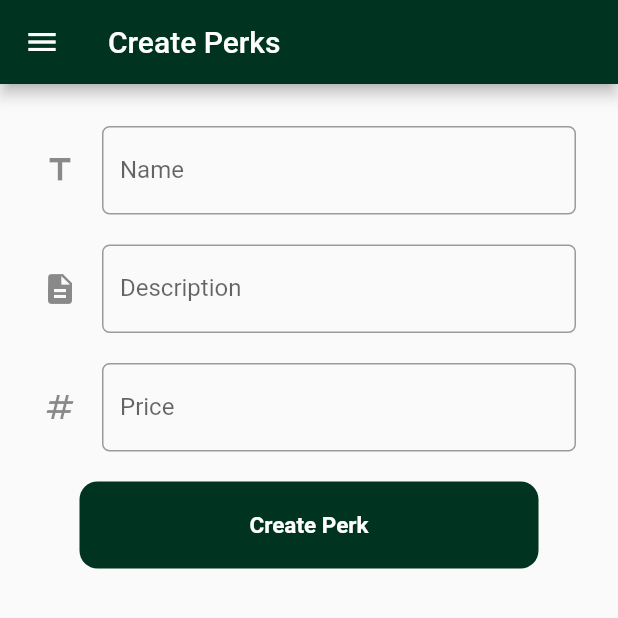
After one commit to arkanalexei/scrap.py-mobile, a Flutter app: the CreatePerks screen opened directly, on a phone screen of 412 x 824 dp, the top half of it. The commit adds this screen. Run offline on Flutter 3.47's test engine with Material 2 defaults, Android fonts, the phone set to English and light mode, and no system bars; our stand-ins replace pie_chart; missing offline and left inert: pbp_django_auth.

Commit message:
tukarpoin

```diff
--- a/lib/main.dart
+++ b/lib/main.dart
@@ -114,6 +114,9 @@ class _MyHomePageState extends State<MyHomePage> {
                     child: PieChart(
                       dataMap: context.watch<UserProvider>().getDataMap,
                       chartRadius: MediaQuery.of(context).size.width / 2.4,
+                      legendOptions: LegendOptions(
+                        legendPosition: LegendPosition.bottom
+                      ),
                     ),
                   ),
                 ],
--- /dev/null
+++ b/lib/model/perks.dart
@@ -0,0 +1,57 @@
+// To parse this JSON data, do
+//
+//     final perks = perksFromJson(jsonString);
+
+import 'dart:convert';
+
+List<Perks> perksFromJson(String str) => List<Perks>.from(json.decode(str).map((x) => Perks.fromJson(x)));
+
+String perksToJson(List<Perks> data) => json.encode(List<dynamic>.from(data.map((x) => x.toJson())));
+
+class Perks {
+    Perks({
+        required this.model,
+        required this.pk,
+        required this.fields,
+    });
+
+    String model;
+    int pk;
+    Fields fields;
+
+    factory Perks.fromJson(Map<String, dynamic> json) => Perks(
+        model: json["model"],
+        pk: json["pk"],
+        fields: Fields.fromJson(json["fields"]),
+    );
+
+    Map<String, dynamic> toJson() => {
+        "model": model,
+        "pk": pk,
+        "fields": fields.toJson(),
+    };
+}
+
+class Fields {
+    Fields({
+        required this.nama,
+        required this.deskripsi,
+        required this.harga,
+    });
+
+    String nama;
+    String deskripsi;
+    int harga;
+
+    factory Fields.fromJson(Map<String, dynamic> json) => Fields(
+        nama: json["nama"],
+        deskripsi: json["deskripsi"],
+        harga: json["harga"],
+    );
+
+    Map<String, dynamic> toJson() => {
+        "nama": nama,
+        "deskripsi": deskripsi,
+        "harga": harga,
+    };
+}
--- /dev/null
+++ b/lib/pages/tukarpoin/createPerks.dart
@@ -0,0 +1,224 @@
+
+
+// import 'dart:ffi';
+
+import 'package:intl/intl.dart';
+import 'package:flutter/material.dart';
+import 'package:scrappy/main.dart';
+import 'package:flutter/services.dart';
+import 'package:scrappy/drawer.dart';
+import 'package:provider/provider.dart';
+import 'package:pbp_django_auth/pbp_django_auth.dart';
+import 'package:scrappy/pages/news/newsList.dart';
+import 'package:scrappy/pages/tukarpoin/redeem.dart';
+
+
+class CreatePerks extends StatefulWidget {
+  const CreatePerks({super.key});
+  @override
+  State<CreatePerks> createState() => _CreatePerksState();
+}
+
+class _CreatePerksState extends State<CreatePerks> {
+  final _formKey = GlobalKey<FormState>();
+  String _nama = "";
+  String _deskripsi = "";
+  String _harga = "";
+
+  @override
+  Widget build(BuildContext context) {
+    final request = context.watch<CookieRequest>();
+    return Scaffold(
+      appBar: AppBar(
+        title: Text('Create Perks'),
+        backgroundColor: Color(0xFF003320),
+      ),
+
+      // Menambahkan drawer menu
+      drawer: PublicDrawer(),
+
+      body: Form(
+        key: _formKey,
+        child: SingleChildScrollView(
+          child: Container(
+            padding: const EdgeInsets.all(20.0),
+            child: Column(
+              children: [
+                Padding(
+                  // Menggunakan padding sebesar 8 pixels
+                  padding: const EdgeInsets.all(8.0),
+                  child: Column(
+                    children: [
+                      TextFormField(
+                        decoration: InputDecoration(
+                          hintText: "Name",
+                          labelText: "Name",
+                          // Menambahkan icon agar lebih intuitif
+                          icon: const Icon(Icons.title),
+                          // Menambahkan circular border agar lebih rapi
+                          border: OutlineInputBorder(
+                            borderRadius: BorderRadius.circular(5.0),
+                          ),
+                        ),
+                        // Menambahkan behavior saat nama diketik
+                        onChanged: (String? value) {
+                          setState(() {
+                            _nama = value!;
+                          });
+                        },
+                        // Menambahkan behavior saat data disimpan
+                        onSaved: (String? value) {
+                          setState(() {
+                            _nama = value!;
+                          });
+                        },
+                        // Validator sebagai validasi form
+                        validator: (String? value) {
+                          if (value == null || value.isEmpty) {
+                            return 'Name can not be empty!';
+                          }
+                          return null;
+                        },
+                      ),
+                      const SizedBox(height: 20.0),
+                      TextFormField(
+                        maxLines: null,
+                        keyboardType: TextInputType.multiline,
+                        decoration: InputDecoration(
+                          hintText: "Description",
+                          labelText: "Description",
+                          // Menambahkan icon agar lebih intuitif
+                          icon: const Icon(Icons.description),
+                          // Menambahkan circular border agar lebih rapi
+                          border: OutlineInputBorder(
+                            borderRadius: BorderRadius.circular(5.0),
+                          ),
+                        ),
+                        // Menambahkan behavior saat nama diketik
+                        onChanged: (String? value) {
+                          // String _nominal = _nominalController.text;
+                          // int.parse(_nominal);
+                          setState(() {
+                            _deskripsi = value!;
+                          });
+                        },
+                        // Menambahkan behavior saat data disimpan
+                        onSaved: (String? value) {
+                          // String _nominal = _nominalController.text;
+                          // int.parse(_nominal);
+                          setState(() {
+                            _deskripsi = value!;
+                          });
+                        },
+                        // Validator sebagai validasi form
+                        validator: (String? value) {
+                          if (value == null || value.isEmpty) {
+                            return 'Description can not be empty!';
+                          }
+                          return null;
+                        },
+                      ),
+
+                      const SizedBox(height: 20.0),
+
+                      TextFormField(
+                        keyboardType: TextInputType.number,
+                        inputFormatters: <TextInputFormatter>[
+                          FilteringTextInputFormatter.digitsOnly
+                        ],
+                        decoration: InputDecoration(
+                          hintText: "Price",
+                          labelText: "Price",
+                          // Menambahkan icon agar lebih intuitif
+                          icon: const Icon(Icons.numbers),
+                          // Menambahkan circular border agar lebih rapi
+                          border: OutlineInputBorder(
+                            borderRadius: BorderRadius.circular(5.0),
+                          ),
+                        ),
+                        // Menambahkan behavior saat nama diketik
+                        onChanged: (String? value) {
+                          // String _nominal = _nominalController.text;
+                          // int.parse(_nominal);
+                          setState(() {
+                            _harga = value!;
+                          });
+                        },
+                        // Menambahkan behavior saat data disimpan
+                        onSaved: (String? value) {
+                          // String _nominal = _nominalController.text;
+                          // int.parse(_nominal);
+                          setState(() {
+                            _harga = value!;
+                          });
+                        },
+                        // Validator sebagai validasi form
+                        validator: (String? value) {
+                          if (value == null || value.isEmpty) {
+                            return 'Nominal tidak boleh kosong!';
+                          }
+                          return null;
+                        },
+                      ),
+
+
+                      const SizedBox(height: 20.0),
+                      Padding(
+                        padding: const EdgeInsets.symmetric(horizontal: 25),
+                        child: Container(
+                          padding: EdgeInsets.all(5),
+                          decoration: BoxDecoration(
+                            color: Color(0xFF003320),
+                            borderRadius: BorderRadius.circular(12),
+                          ),
+                          child: Center(
+                              child: TextButton(
+                            child: Text(
+                              "Create Perk",
+                              style: TextStyle(
+                                color: Colors.white,
+                                fontWeight: FontWeight.bold,
+                                fontSize: 15,
+                              ),
+                            ),
+                            style: ButtonStyle(
+                              minimumSize: MaterialStateProperty.all(
+                                  Size.fromHeight(40)),
+                            ),
+                            onPressed: () async {
+                              // int price = int.parse(_harga);
+                              print(_nama);
+                              print(_deskripsi);
+                              print(_harga);
+                              final response = await request.post(
+                                "https://scrappy.up.railway.app/tukarpoin/tambah/",
+                                {
+                                  'nama': _nama,
+                                  'deskripsi': _deskripsi,
+                                  'harga': _harga,
+                                  // 'submit': 'Submit'
+                                },
+                              );
+
+                              Navigator.pushReplacement(
+                                  context,
+                                  MaterialPageRoute(
+                                      builder: (BuildContext context) =>
+                                          const Redeem()));
+
+                              // Code here will run if the login failed (wrong username/password).
+                            },
+                          )),
+                        ),
+                      ),
+                    ],
+                  ),
+                ),
+              ],
+            ),
+          ),
+        ),
+      ),
+    );
+  }
+}
```
Also changed, not shown: lib/drawer.dart (+34 -0 lines), lib/pages/tukarpoin/fetchPerks.dart (added, +29 -0 lines), lib/pages/tukarpoin/redeem.dart (added, +143 -0 lines), lib/providers/userProvider.dart (+7 -0 lines).
